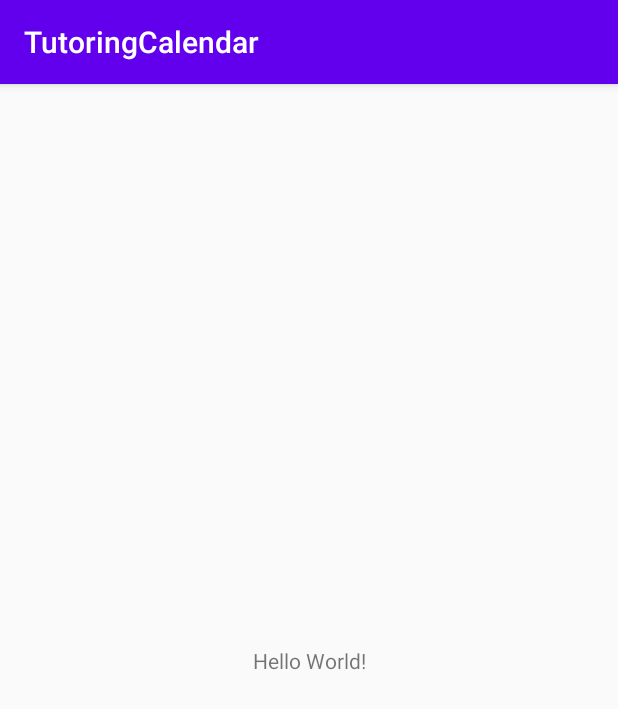
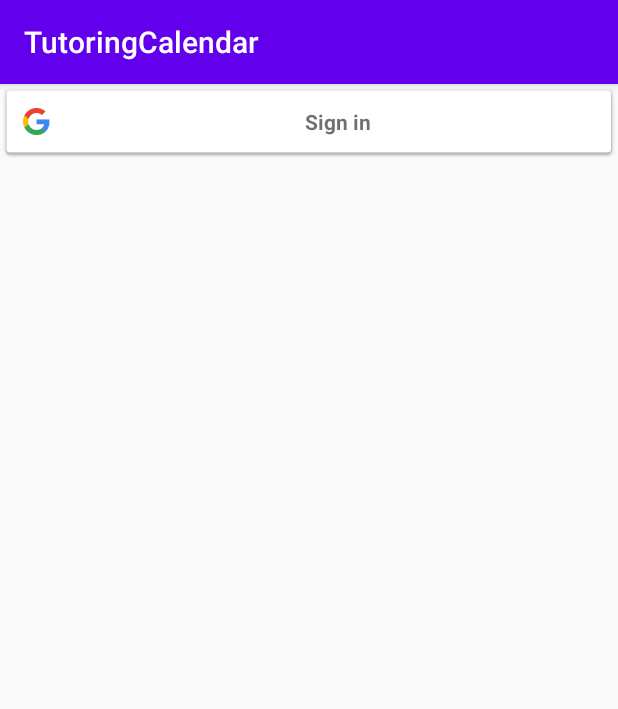
Before and after one commit to choa0707/TutoringCalendar, an Android app: the screen it shows after launch (MainActivity before the commit, LoginActivity after it), on a phone screen of 412 x 824 dp. Shown: the top 709 px of the screen. Run offline under Robolectric (Android 15) with nearby library versions, the phone set to English and light mode, and no system bars; our stand-ins replace Firebase (no records; nobody signed in at launch, a user with empty details on screens opened directly); libraries missing offline, so code that uses them is left out: com.firebase.ui.

Commit message:
"Firebase Login & Realtime DB test"

```diff
--- a/app/src/main/AndroidManifest.xml
+++ b/app/src/main/AndroidManifest.xml
@@ -9,13 +9,15 @@
         android:roundIcon="@mipmap/ic_launcher_round"
         android:supportsRtl="true"
         android:theme="@style/AppTheme">
-        <activity android:name=".MainActivity">
+        <activity android:name=".LoginActivity" />
+        <activity android:name=".SplashActivity">
             <intent-filter>
                 <action android:name="android.intent.action.MAIN" />
 
                 <category android:name="android.intent.category.LAUNCHER" />
             </intent-filter>
         </activity>
+        <activity android:name=".MainActivity" />
     </application>
 
 </manifest>
--- /dev/null
+++ b/app/src/main/java/com/example/tutoringcalendar/LoginActivity.java
@@ -0,0 +1,110 @@
+package com.example.tutoringcalendar;
+
+import androidx.annotation.NonNull;
+import androidx.appcompat.app.AppCompatActivity;
+
+import android.content.Intent;
+import android.os.Bundle;
+import android.util.Log;
+import android.view.View;
+import android.widget.Toast;
+
+import com.firebase.ui.auth.AuthUI;
+import com.firebase.ui.auth.IdpResponse;
+import com.google.android.gms.auth.api.Auth;
+import com.google.android.gms.auth.api.signin.GoogleSignIn;
+import com.google.android.gms.auth.api.signin.GoogleSignInAccount;
+import com.google.android.gms.auth.api.signin.GoogleSignInClient;
+import com.google.android.gms.auth.api.signin.GoogleSignInOptions;
+import com.google.android.gms.auth.api.signin.GoogleSignInResult;
+import com.google.android.gms.common.ConnectionResult;
+import com.google.android.gms.common.SignInButton;
+import com.google.android.gms.common.api.ApiException;
+import com.google.android.gms.common.api.GoogleApiClient;
+import com.google.android.gms.tasks.OnCompleteListener;
+import com.google.android.gms.tasks.Task;
+import com.google.firebase.auth.AuthCredential;
+import com.google.firebase.auth.AuthResult;
+import com.google.firebase.auth.FirebaseAuth;
+import com.google.firebase.auth.FirebaseUser;
+import com.google.firebase.auth.GoogleAuthProvider;
+import com.google.firebase.database.FirebaseDatabase;
+
+import java.util.Arrays;
+import java.util.Collections;
+import java.util.List;
+public class LoginActivity extends AppCompatActivity implements GoogleApiClient.OnConnectionFailedListener {
+    SignInButton Google_Login;
+
+    private static final int RC_SIGN_IN = 1000;
+    private FirebaseAuth mAuth;
+    private GoogleApiClient mGoogleApiClient;
+
+    @Override
+    protected void onCreate(Bundle savedInstanceState) {
+        super.onCreate(savedInstanceState);
+        setContentView(R.layout.activity_login);
+
+        GoogleSignInOptions gso = new GoogleSignInOptions.Builder(GoogleSignInOptions.DEFAULT_SIGN_IN)
+                .requestIdToken(getString(R.string.default_web_client_id))
+                .requestEmail()
+                .build();
+        mGoogleApiClient = new GoogleApiClient.Builder(this)
+                .enableAutoManage(this, this)
+                .addApi(Auth.GOOGLE_SIGN_IN_API,gso)
+                .build();
+
+        mAuth = FirebaseAuth.getInstance();
+
+        Google_Login = findViewById(R.id.Google_Login);
+        Google_Login.setOnClickListener(new View.OnClickListener() {
+            @Override
+            public void onClick(View view) {
+                Intent signInIntent = Auth.GoogleSignInApi.getSignInIntent(mGoogleApiClient);
+                startActivityForResult(signInIntent,RC_SIGN_IN);
+            }
+        });
+    }
+
+    @Override
+    public void onActivityResult(int requestCode, int resultCode, Intent data) {
+        super.onActivityResult(requestCode, resultCode, data);
+        if (requestCode == RC_SIGN_IN) {
+            GoogleSignInResult result = Auth.GoogleSignInApi.getSignInResultFromIntent(data);
+            if (result.isSuccess()) {
+                //구글 로그인 성공해서 파베에 인증
+                GoogleSignInAccount account = result.getSignInAccount();
+                firebaseAuthWithGoogle(account);
+            }
+            else{
+                //구글 로그인 실패
+            }
+        }
+    }
+    private void firebaseAuthWithGoogle(GoogleSignInAccount acct){
+        AuthCredential credential = GoogleAuthProvider.getCredential(acct.getIdToken(),null);
+        mAuth.signInWithCredential(credential)
+                .addOnCompleteListener(this, new OnCompleteListener<AuthResult>() {
+                    @Override
+                    public void onComplete(@NonNull Task<AuthResult> task) {
+                        if(!task.isSuccessful()){
+                            Toast.makeText(getApplicationContext(), "인증 실패", Toast.LENGTH_SHORT).show();
+                        }else{
+                            Toast.makeText(getApplicationContext(), "구글 로그인 인증 성공", Toast.LENGTH_SHORT).show();
+                            String uid = FirebaseAuth.getInstance().getCurrentUser().getUid();
+                            UserData userData = new UserData(FirebaseAuth.getInstance().getCurrentUser().getEmail(),FirebaseAuth.getInstance().getCurrentUser().getDisplayName());
+                            FirebaseDatabase.getInstance().getReference().child("users").child(uid).setValue(userData);
+                            Intent intent2 = new Intent(getApplicationContext(), MainActivity.class);
+                            startActivity(intent2);
+
+                        }
+                    }
+                });
+    }
+
+    @Override
+    public void onConnectionFailed(@NonNull ConnectionResult connectionResult) {
+        Toast.makeText(getApplicationContext(),"실패",Toast.LENGTH_LONG).show();
+
+    }
+}
--- /dev/null
+++ b/app/src/main/java/com/example/tutoringcalendar/SplashActivity.java
@@ -0,0 +1,29 @@
+package com.example.tutoringcalendar;
+
+import androidx.appcompat.app.AppCompatActivity;
+
+import android.content.Intent;
+import android.os.Bundle;
+import android.os.Handler;
+
+public class SplashActivity extends AppCompatActivity {
+
+    @Override
+    protected void onCreate(Bundle savedInstanceState) {
+        super.onCreate(savedInstanceState);
+        setContentView(R.layout.activity_splash);
+
+        Handler hd = new Handler();
+        hd.postDelayed(new splashhandler(), 3000);
+    }
+
+    private class splashhandler implements Runnable {
+        public void run(){
+            startActivity(new Intent(getApplication(), LoginActivity.class));
+            SplashActivity.this.finish();
+        }
+    }
+    public void onBackPressed(){
+        // 플래시 화면에서 뒤로가기 못하게
+    }
+}
--- /dev/null
+++ b/app/src/main/res/layout/activity_login.xml
@@ -0,0 +1,16 @@
+<?xml version="1.0" encoding="utf-8"?>
+<LinearLayout xmlns:android="http://schemas.android.com/apk/res/android"
+    xmlns:app="http://schemas.android.com/apk/res-auto"
+    xmlns:tools="http://schemas.android.com/tools"
+    android:layout_width="match_parent"
+    android:layout_height="match_parent"
+    tools:context=".MainActivity"
+    android:orientation="vertical">
+
+    <com.google.android.gms.common.SignInButton
+        android:id="@+id/Google_Login"
+        android:layout_width="match_parent"
+        android:layout_height="50sp">
+    </com.google.android.gms.common.SignInButton>
+
+</LinearLayout>
--- a/build.gradle
+++ b/build.gradle
@@ -3,10 +3,11 @@ buildscript {
     repositories {
         google()
         jcenter()
+        maven { url 'https://jitpack.io' }
     }
     dependencies {
         classpath "com.android.tools.build:gradle:4.0.1"
-
+        classpath 'com.google.gms:google-services:4.3.3'
         // NOTE: Do not place your application dependencies here; they belong
         // in the individual module build.gradle files
     }
@@ -16,6 +17,7 @@ allprojects {
     repositories {
         google()
         jcenter()
+        maven { url 'https://jitpack.io' }
     }
 }
 
```
Also changed, not shown: app/build.gradle (+6 -2 lines), app/src/main/java/com/example/tutoringcalendar/MainActivity.java (+47 -0 lines), app/src/main/java/com/example/tutoringcalendar/UserData.java (added, +28 -0 lines), app/src/main/res/layout/activity_main.xml (+16 -7 lines), app/src/main/res/layout/activity_splash.xml (added, +34 -0 lines), app/src/main/res/drawable-v24/splash_image.png (added), 1 other file.
